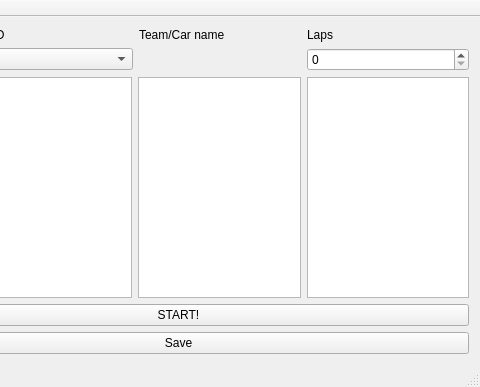
Before: the Qt Designer form Software/Race/windowrace.ui in martro/RoboDriftSensors, drawn with Qt 5; both pictures show x 209 to 689 and y 0 to 387 of the 689 by 387 pixel window.
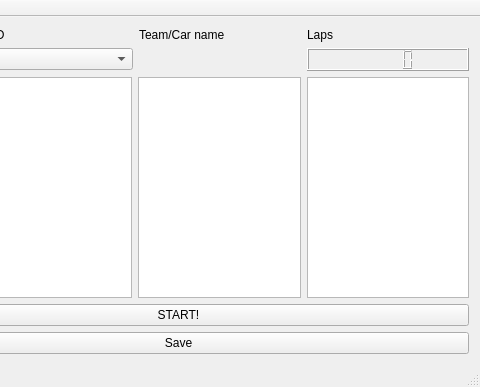
After: the same form once the commit is applied.

The edit to the form file:
```diff
--- a/Software/Race/windowrace.ui
+++ b/Software/Race/windowrace.ui
@@ -67,9 +67,6 @@
         </property>
        </widget>
       </item>
-      <item row="1" column="3">
-       <widget class="QSpinBox" name="spinBoxLaps"/>
-      </item>
       <item row="1" column="2">
        <widget class="QLabel" name="labelTeamCarName">
         <property name="text">
@@ -77,6 +74,9 @@
         </property>
        </widget>
       </item>
+      <item row="1" column="3">
+       <widget class="QLCDNumber" name="numberOfLaps"/>
+      </item>
      </layout>
     </item>
     <item row="1" column="0" colspan="2">
```
